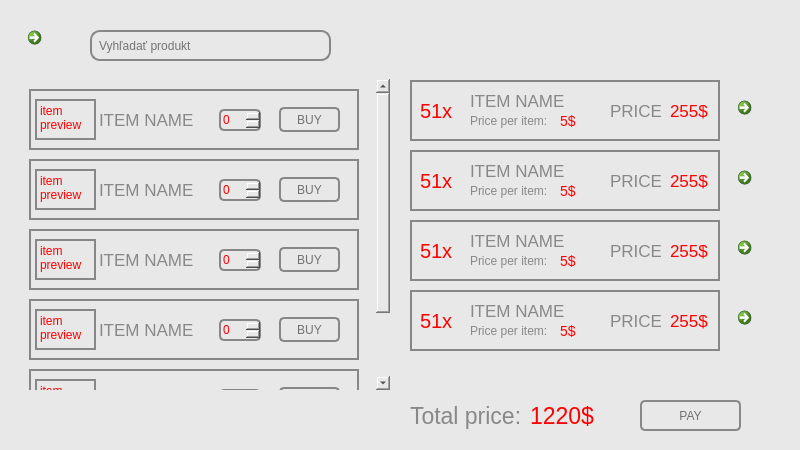
Qt form source/code/main.ui (tomas-magat/camels-eshop-infosystem) before a commit.
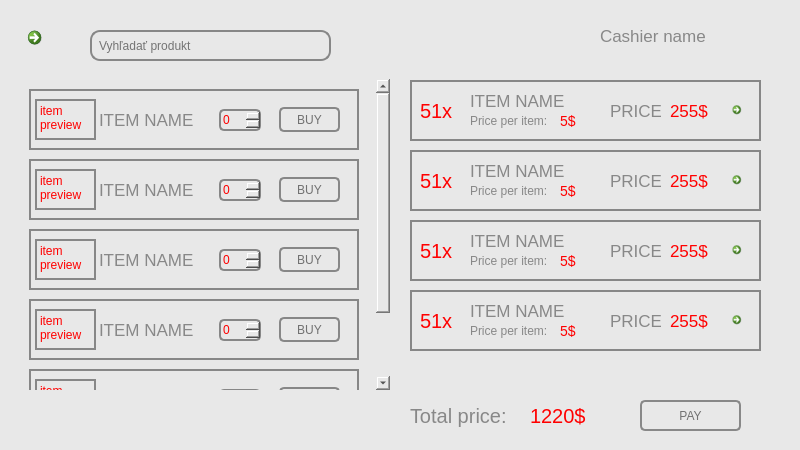
The same form after that commit. Icons and pictures are not drawn.

Commit message: Portal - item delete buttons

```diff
--- a/source/code/main.ui
+++ b/source/code/main.ui
@@ -717,31 +717,12 @@
          <height>311</height>
         </rect>
        </property>
-       <widget class="QCommandLinkButton" name="cancelItemButton_2">
-        <property name="geometry">
-         <rect>
-          <x>320</x>
-          <y>80</y>
-          <width>41</width>
-          <height>41</height>
-         </rect>
-        </property>
-        <property name="styleSheet">
-         <string notr="true">:hover {
-	border: none;
-}</string>
-        </property>
-        <property name="icon">
-         <iconset>
-          <normaloff>../../assets/icons/close.png</normaloff>../../assets/icons/close.png</iconset>
-        </property>
-       </widget>
        <widget class="QWidget" name="item_8" native="true">
         <property name="geometry">
          <rect>
           <x>0</x>
           <y>140</y>
-          <width>310</width>
+          <width>351</width>
           <height>61</height>
          </rect>
         </property>
@@ -888,32 +869,43 @@
           <number>2</number>
          </property>
         </widget>
-       </widget>
-       <widget class="QCommandLinkButton" name="cancelItemButton_3">
+        <widget class="QCommandLinkButton" name="cancelItemButton_8">
         <property name="geometry">
          <rect>
-          <x>320</x>
-          <y>150</y>
-          <width>41</width>
-          <height>41</height>
-         </rect>
-        </property>
+           <x>315</x>
+           <y>15</y>
+           <width>31</width>
+           <height>31</height>
+          </rect>
+         </property>
+         <property name="cursor">
+          <cursorShape>PointingHandCursor</cursorShape>
+         </property>
+         <property name="toolTip">
+          <string>delete item</string>
+         </property>
         <property name="styleSheet">
-         <string notr="true">:hover {
-	border: none;
-}</string>
+          <string notr="true">border: none;
+</string>
         </property>
         <property name="icon">
          <iconset>
           <normaloff>../../assets/icons/close.png</normaloff>../../assets/icons/close.png</iconset>
         </property>
+         <property name="iconSize">
+          <size>
+           <width>10</width>
+           <height>10</height>
+          </size>
+         </property>
+        </widget>
        </widget>
        <widget class="QWidget" name="item_7" native="true">
         <property name="geometry">
          <rect>
           <x>0</x>
           <y>70</y>
-          <width>310</width>
+          <width>351</width>
           <height>61</height>
          </rect>
         </property>
@@ -1060,32 +1052,43 @@
           <number>2</number>
          </property>
         </widget>
-       </widget>
-       <widget class="QCommandLinkButton" name="cancelItemButton_4">
+        <widget class="QCommandLinkButton" name="cancelItemButton_7">
         <property name="geometry">
          <rect>
-          <x>320</x>
-          <y>220</y>
-          <width>41</width>
-          <height>41</height>
-         </rect>
-        </property>
+           <x>315</x>
+           <y>15</y>
+           <width>31</width>
+           <height>31</height>
+          </rect>
+         </property>
+         <property name="cursor">
+          <cursorShape>PointingHandCursor</cursorShape>
+         </property>
+         <property name="toolTip">
+          <string>delete item</string>
+         </property>
         <property name="styleSheet">
-         <string notr="true">:hover {
-	border: none;
-}</string>
+          <string notr="true">border: none;
+</string>
         </property>
         <property name="icon">
          <iconset>
           <normaloff>../../assets/icons/close.png</normaloff>../../assets/icons/close.png</iconset>
         </property>
+         <property name="iconSize">
+          <size>
+           <width>10</width>
+           <height>10</height>
+          </size>
+         </property>
+        </widget>
        </widget>
        <widget class="QWidget" name="item_6" native="true">
         <property name="geometry">
          <rect>
           <x>0</x>
           <y>0</y>
-          <width>310</width>
+          <width>351</width>
           <height>61</height>
          </rect>
         </property>
@@ -1232,32 +1235,43 @@
           <number>2</number>
          </property>
         </widget>
-       </widget>
-       <widget class="QCommandLinkButton" name="cancelItemButton">
+        <widget class="QCommandLinkButton" name="cancelItemButton_6">
         <property name="geometry">
          <rect>
-          <x>320</x>
-          <y>10</y>
-          <width>41</width>
-          <height>41</height>
-         </rect>
-        </property>
+           <x>315</x>
+           <y>15</y>
+           <width>31</width>
+           <height>31</height>
+          </rect>
+         </property>
+         <property name="cursor">
+          <cursorShape>PointingHandCursor</cursorShape>
+         </property>
+         <property name="toolTip">
+          <string>delete item</string>
+         </property>
         <property name="styleSheet">
-         <string notr="true">:hover {
-	border: none;
-}</string>
+          <string notr="true">border: none;
+</string>
         </property>
         <property name="icon">
          <iconset>
           <normaloff>../../assets/icons/close.png</normaloff>../../assets/icons/close.png</iconset>
         </property>
+         <property name="iconSize">
+          <size>
+           <width>10</width>
+           <height>10</height>
+          </size>
+         </property>
+        </widget>
        </widget>
        <widget class="QWidget" name="item_9" native="true">
         <property name="geometry">
          <rect>
           <x>0</x>
           <y>210</y>
-          <width>310</width>
+          <width>351</width>
           <height>61</height>
          </rect>
         </property>
@@ -1404,6 +1418,36 @@
           <number>2</number>
          </property>
         </widget>
+        <widget class="QCommandLinkButton" name="cancelItemButton_9">
+         <property name="geometry">
+          <rect>
+           <x>315</x>
+           <y>15</y>
+           <width>31</width>
+           <height>31</height>
+          </rect>
+         </property>
+         <property name="cursor">
+          <cursorShape>PointingHandCursor</cursorShape>
+         </property>
+         <property name="toolTip">
+          <string>delete item</string>
+         </property>
+         <property name="styleSheet">
+          <string notr="true">border: none;
+</string>
+         </property>
+         <property name="icon">
+          <iconset>
+           <normaloff>../../assets/icons/close.png</normaloff>../../assets/icons/close.png</iconset>
+         </property>
+         <property name="iconSize">
+          <size>
+           <width>10</width>
+           <height>10</height>
+          </size>
+         </property>
+        </widget>
        </widget>
       </widget>
      </widget>
@@ -1418,7 +1462,7 @@
       </property>
       <property name="styleSheet">
        <string notr="true">border: none;
-font-size: 23px;
+font-size: 20px;
 color: rgb(136, 136, 136);</string>
       </property>
       <property name="text">
@@ -1439,7 +1483,7 @@
       </property>
       <property name="styleSheet">
        <string notr="true">border: none;
-font-size: 23px;
+font-size: 20px;
 color:rgb(255, 0, 0);</string>
       </property>
       <property name="text">
@@ -1468,6 +1512,46 @@
        <string>PAY</string>
       </property>
      </widget>
+     <widget class="QLabel" name="label_63">
+      <property name="geometry">
+       <rect>
+        <x>600</x>
+        <y>20</y>
+        <width>121</width>
+        <height>31</height>
+       </rect>
+      </property>
+      <property name="styleSheet">
+       <string notr="true">border: none;
+font-size: 17px;
+color: rgb(136, 136, 136);</string>
+      </property>
+      <property name="text">
+       <string>Cashier name</string>
+      </property>
+      <property name="margin">
+       <number>2</number>
+      </property>
+     </widget>
+     <widget class="QLabel" name="label">
+      <property name="geometry">
+       <rect>
+        <x>730</x>
+        <y>20</y>
+        <width>31</width>
+        <height>31</height>
+       </rect>
+      </property>
+      <property name="styleSheet">
+       <string notr="true">color: rgb(143, 143, 143);</string>
+      </property>
+      <property name="pixmap">
+       <pixmap>../../assets/icons/user.png</pixmap>
+      </property>
+      <property name="scaledContents">
+       <bool>true</bool>
+      </property>
+     </widget>
     </widget>
     <widget class="QWidget" name="databaza">
      <widget class="QCommandLinkButton" name="homeArrow5">
```
Left out of the diff: 3 changed lines with no effect on the pictures. Lines whose indentation alone changed are shown as unchanged. The commit also changes 4 other files.
